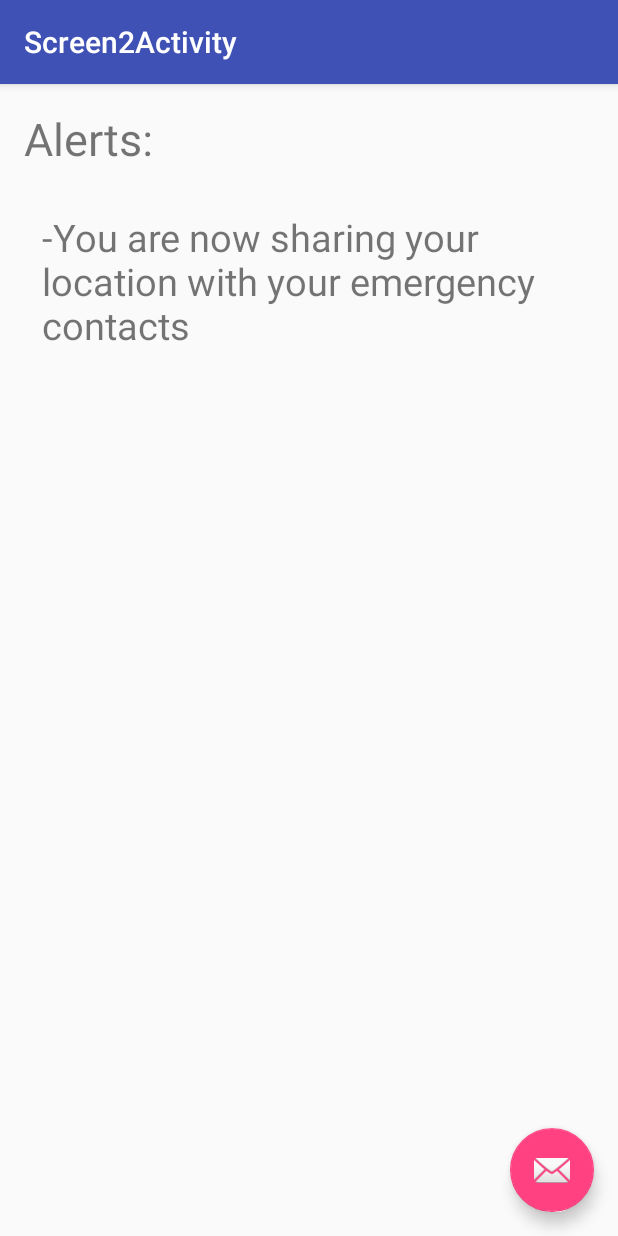
After one commit to RajviM7/SafeAlert, an Android app: the Screen2Activity screen opened directly, with no data from a screen before it, on a phone screen of 412 x 824 dp. The commit adds this screen. Run offline under Robolectric (Android 15) with nearby library versions, the phone set to English and light mode, and no system bars.

Commit message:
Front-end and structure

```diff
--- /dev/null
+++ b/app/src/main/java/com/example/rajvi/safealert/Screen2Activity.java
@@ -0,0 +1,29 @@
+package com.example.rajvi.safealert;
+
+import android.os.Bundle;
+import android.support.design.widget.FloatingActionButton;
+import android.support.design.widget.Snackbar;
+import android.support.v7.app.AppCompatActivity;
+import android.support.v7.widget.Toolbar;
+import android.view.View;
+
+public class Screen2Activity extends AppCompatActivity {
+
+    @Override
+    protected void onCreate(Bundle savedInstanceState) {
+        super.onCreate(savedInstanceState);
+        setContentView(R.layout.activity_screen2);
+        Toolbar toolbar = (Toolbar) findViewById(R.id.toolbar);
+        setSupportActionBar(toolbar);
+
+        FloatingActionButton fab = (FloatingActionButton) findViewById(R.id.fab);
+        fab.setOnClickListener(new View.OnClickListener() {
+            @Override
+            public void onClick(View view) {
+                Snackbar.make(view, "Replace with your own action", Snackbar.LENGTH_LONG)
+                        .setAction("Action", null).show();
+            }
+        });
+    }
+
+}
--- /dev/null
+++ b/app/src/main/res/layout/activity_screen2.xml
@@ -0,0 +1,34 @@
+<?xml version="1.0" encoding="utf-8"?>
+<android.support.design.widget.CoordinatorLayout xmlns:android="http://schemas.android.com/apk/res/android"
+    xmlns:app="http://schemas.android.com/apk/res-auto"
+    xmlns:tools="http://schemas.android.com/tools"
+    android:layout_width="match_parent"
+    android:layout_height="match_parent"
+    android:fitsSystemWindows="true"
+    tools:context="com.example.rajvi.safealert.Screen2Activity">
+
+    <android.support.design.widget.AppBarLayout
+        android:layout_width="match_parent"
+        android:layout_height="wrap_content"
+        android:theme="@style/AppTheme.AppBarOverlay">
+
+        <android.support.v7.widget.Toolbar
+            android:id="@+id/toolbar"
+            android:layout_width="match_parent"
+            android:layout_height="?attr/actionBarSize"
+            android:background="?attr/colorPrimary"
+            app:popupTheme="@style/AppTheme.PopupOverlay" />
+
+    </android.support.design.widget.AppBarLayout>
+
+    <include layout="@layout/content_screen2" />
+
+    <android.support.design.widget.FloatingActionButton
+        android:id="@+id/fab"
+        android:layout_width="wrap_content"
+        android:layout_height="wrap_content"
+        android:layout_gravity="bottom|end"
+        android:layout_margin="@dimen/fab_margin"
+        app:srcCompat="@android:drawable/ic_dialog_email" />
+
+</android.support.design.widget.CoordinatorLayout>
--- /dev/null
+++ b/app/src/main/res/layout/content_screen2.xml
@@ -0,0 +1,35 @@
+<?xml version="1.0" encoding="utf-8"?>
+<RelativeLayout xmlns:android="http://schemas.android.com/apk/res/android"
+    xmlns:app="http://schemas.android.com/apk/res-auto"
+    xmlns:tools="http://schemas.android.com/tools"
+    android:id="@+id/content_screen2"
+    android:layout_width="match_parent"
+    android:layout_height="match_parent"
+    android:paddingBottom="@dimen/activity_vertical_margin"
+    android:paddingLeft="@dimen/activity_horizontal_margin"
+    android:paddingRight="@dimen/activity_horizontal_margin"
+    android:paddingTop="@dimen/activity_vertical_margin"
+    app:layout_behavior="@string/appbar_scrolling_view_behavior"
+    tools:context="com.example.rajvi.safealert.Screen2Activity"
+    tools:showIn="@layout/activity_screen2">
+
+    <TextView
+        android:text="Alerts:"
+        android:layout_width="wrap_content"
+        android:layout_height="wrap_content"
+        android:id="@+id/textView"
+        android:textSize="30sp" />
+
+    <TextView
+        android:text="-You are now sharing your location with your emergency contacts"
+        android:layout_width="wrap_content"
+        android:layout_height="wrap_content"
+        android:layout_below="@+id/textView"
+        android:layout_alignParentLeft="true"
+        android:layout_alignParentStart="true"
+        android:layout_marginLeft="12dp"
+        android:layout_marginStart="12dp"
+        android:layout_marginTop="28dp"
+        android:id="@+id/textView3"
+        android:textSize="25sp" />
+</RelativeLayout>
--- /dev/null
+++ b/app/src/main/res/values-v21/styles.xml
@@ -0,0 +1,9 @@
+<resources>
+
+    <style name="AppTheme.NoActionBar">
+        <item name="windowActionBar">false</item>
+        <item name="windowNoTitle">true</item>
+        <item name="android:windowDrawsSystemBarBackgrounds">true</item>
+        <item name="android:statusBarColor">@android:color/transparent</item>
+    </style>
+</resources>
--- /dev/null
+++ b/app/src/main/res/values-w820dp/dimens.xml
@@ -0,0 +1,6 @@
+<resources>
+    <!-- Example customization of dimensions originally defined in res/values/dimens.xml
+         (such as screen margins) for screens with more than 820dp of available width. This
+         would include 7" and 10" devices in landscape (~960dp and ~1280dp respectively). -->
+    <dimen name="activity_horizontal_margin">64dp</dimen>
+</resources>
--- a/app/src/main/res/values/dimens.xml
+++ b/app/src/main/res/values/dimens.xml
@@ -2,4 +2,5 @@
     <!-- Default screen margins, per the Android Design guidelines. -->
     <dimen name="activity_horizontal_margin">16dp</dimen>
     <dimen name="activity_vertical_margin">16dp</dimen>
+    <dimen name="fab_margin">16dp</dimen>
 </resources>
--- a/app/src/main/res/values/strings.xml
+++ b/app/src/main/res/values/strings.xml
@@ -13,4 +13,8 @@
     <string name="permission_rationale">"Contacts permissions are needed for providing email
         completions."
     </string>
+    <string name="title_activity_main">MainActivity</string>
+    <string name="title_activity_feeling_uncomfertable">FeelingUncomfertableActivity</string>
+    <string name="title_activity_feeling_uncomfortable">FeelingUncomfortableActivity</string>
+    <string name="title_activity_screen2">Screen2Activity</string>
 </resources>
--- a/app/src/main/res/values/styles.xml
+++ b/app/src/main/res/values/styles.xml
@@ -8,4 +8,13 @@
         <item name="colorAccent">@color/colorAccent</item>
     </style>
 
+    <style name="AppTheme.NoActionBar">
+        <item name="windowActionBar">false</item>
+        <item name="windowNoTitle">true</item>
+    </style>
+
+    <style name="AppTheme.AppBarOverlay" parent="ThemeOverlay.AppCompat.Dark.ActionBar" />
+
+    <style name="AppTheme.PopupOverlay" parent="ThemeOverlay.AppCompat.Light" />
+
 </resources>
```
Also changed, not shown: app/src/main/AndroidManifest.xml (+8 -0 lines), app/src/main/java/com/example/rajvi/safealert/MainActivity.java (added, +29 -0 lines), app/src/main/res/layout/activity_login.xml (+9 -8 lines), app/src/main/res/layout/activity_main.xml (added, +34 -0 lines), app/src/main/res/layout/content_main.xml (added, +56 -0 lines).
